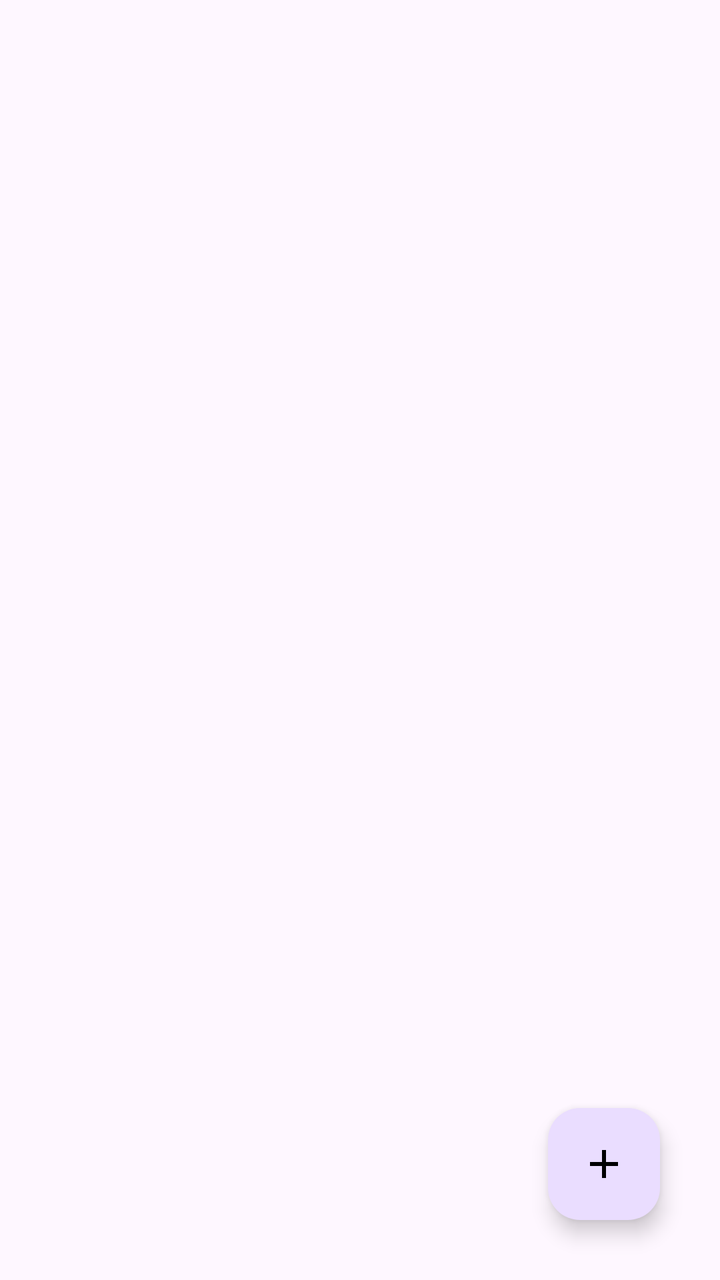
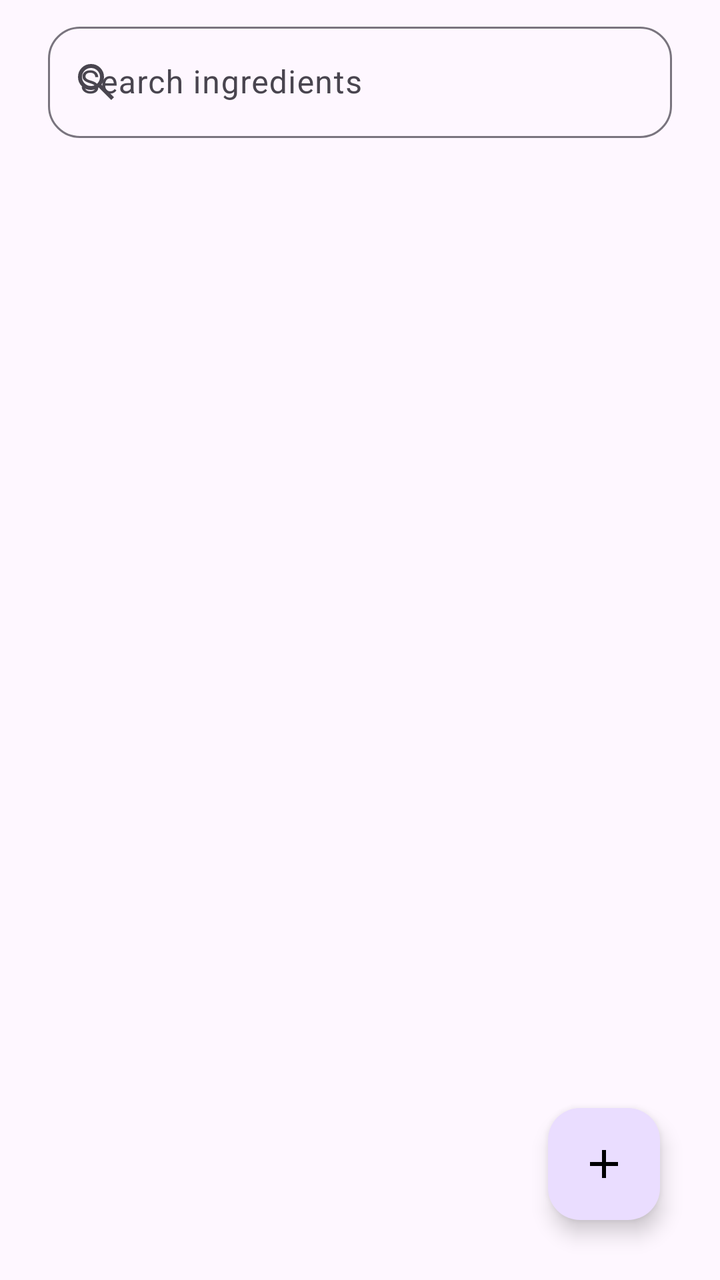

An Android layout rendered at two revisions. The XML below is the earlier revision; the diff shows what the commit changed to produce the second picture.
<!-- AndroidManifest.xml: application theme Theme.Culinometry -->
<!-- res/layout/fragment_ingredient_list.xml -->
<?xml version="1.0" encoding="utf-8"?>
<androidx.constraintlayout.widget.ConstraintLayout
    xmlns:android="http://schemas.android.com/apk/res/android"
    xmlns:app="http://schemas.android.com/apk/res-auto"
    xmlns:tools="http://schemas.android.com/tools"
    android:id="@+id/ingredient_editor_layout"
    android:layout_width="match_parent"
    android:layout_height="match_parent">

    <androidx.core.widget.NestedScrollView
        android:id="@+id/form_scroll_view"
        android:layout_width="0dp"
        android:layout_height="0dp"
        android:fillViewport="true"
        android:clipToPadding="false"
        android:paddingBottom="104dp"
        android:layout_marginTop="8dp"
        app:layout_constraintTop_toTopOf="parent"
        app:layout_constraintBottom_toBottomOf="parent"
        app:layout_constraintStart_toStartOf="parent"
        app:layout_constraintEnd_toEndOf="parent">

        <androidx.constraintlayout.widget.ConstraintLayout
            android:layout_width="match_parent"
            android:layout_height="wrap_content">

            <androidx.recyclerview.widget.RecyclerView
                android:id="@+id/ingredient_recycler_view"
                android:layout_width="match_parent"
                android:layout_height="match_parent"
                android:scrollbars="vertical" />

        </androidx.constraintlayout.widget.ConstraintLayout>

    </androidx.core.widget.NestedScrollView>



    <com.google.android.material.floatingactionbutton.FloatingActionButton
        android:id="@+id/add_ingredient_button"
        android:layout_width="wrap_content"
        android:layout_height="wrap_content"
        android:contentDescription="@string/add"
        app:layout_constraintBottom_toBottomOf="parent"
        app:layout_constraintEnd_toEndOf="parent"
        android:src="@drawable/add_24"
        app:tint="@color/black"
        android:layout_margin="30dp"/>

</androidx.constraintlayout.widget.ConstraintLayout>
<!-- resources referenced by this layout -->
<resources>
  <color name="black">#FF000000</color>
  <!-- drawable add_24 (drawable) -->
  <vector xmlns:android="http://schemas.android.com/apk/res/android"
      android:width="24dp"
      android:height="24dp"
      android:viewportWidth="960"
      android:viewportHeight="960"
      android:tint="?attr/colorControlNormal">
    <path
        android:fillColor="@android:color/white"
        android:pathData="M440,520L200,520L200,440L440,440L440,200L520,200L520,440L760,440L760,520L520,520L520,760L440,760L440,520Z"/>
  </vector>
  <string name="add">add</string>
  <style name="Theme.Culinometry" parent="Base.Theme.Culinometry" />
  <style name="Base.Theme.Culinometry" parent="Theme.Material3.DayNight">
          
          
      </style>
</resources>

<!-- the commit's change to res/layout/fragment_ingredient_list.xml (unified diff, before → after) -->
@@ -24,11 +24,35 @@
             android:layout_width="match_parent"
             android:layout_height="wrap_content">
 
+            <com.google.android.material.textfield.TextInputLayout
+                android:id="@+id/search_bar"
+                android:layout_width="match_parent"
+                android:layout_height="wrap_content"
+                app:layout_constraintTop_toTopOf="parent"
+                android:layout_marginEnd="24dp"
+                android:layout_marginStart="24dp"
+                android:hint="Search ingredients"
+                app:startIconDrawable="@drawable/search_24px"
+                app:boxCornerRadiusBottomEnd="16dp"
+                app:boxCornerRadiusTopEnd="16dp"
+                app:boxCornerRadiusTopStart="16dp"
+                app:boxCornerRadiusBottomStart="16dp">
+
+                <com.google.android.material.textfield.TextInputEditText
+                    android:id="@+id/search_edit_text"
+                    android:layout_width="match_parent"
+                    android:layout_height="wrap_content" />
+
+            </com.google.android.material.textfield.TextInputLayout>
+
             <androidx.recyclerview.widget.RecyclerView
                 android:id="@+id/ingredient_recycler_view"
                 android:layout_width="match_parent"
-                android:layout_height="match_parent"
-                android:scrollbars="vertical" />
+                android:layout_height="wrap_content"
+                android:layout_marginTop="8dp"
+                app:layout_constraintTop_toBottomOf="@id/search_bar"
+                android:scrollbars="vertical"
+                android:nestedScrollingEnabled="false"/>
 
         </androidx.constraintlayout.widget.ConstraintLayout>
 
<!-- resource entries referenced after the edit -->
@@ -12,6 +12,17 @@
         android:fillColor="@android:color/white"
         android:pathData="M440,520L200,520L200,440L440,440L440,200L520,200L520,440L760,440L760,520L520,520L520,760L440,760L440,520Z"/>
   </vector>
+  <!-- drawable search_24px (drawable) -->
+  <vector xmlns:android="http://schemas.android.com/apk/res/android"
+      android:width="24dp"
+      android:height="24dp"
+      android:viewportWidth="960"
+      android:viewportHeight="960"
+      android:tint="?attr/colorControlNormal">
+    <path
+        android:fillColor="@android:color/white"
+        android:pathData="M784,840L532,588Q502,612 463,626Q424,640 380,640Q271,640 195.5,564.5Q120,489 120,380Q120,271 195.5,195.5Q271,120 380,120Q489,120 564.5,195.5Q640,271 640,380Q640,424 626,463Q612,502 588,532L840,784L784,840ZM380,560Q455,560 507.5,507.5Q560,455 560,380Q560,305 507.5,252.5Q455,200 380,200Q305,200 252.5,252.5Q200,305 200,380Q200,455 252.5,507.5Q305,560 380,560Z"/>
+  </vector>
   <string name="add">add</string>
   <style name="Theme.Culinometry" parent="Base.Theme.Culinometry" />
   <style name="Base.Theme.Culinometry" parent="Theme.Material3.DayNight">
